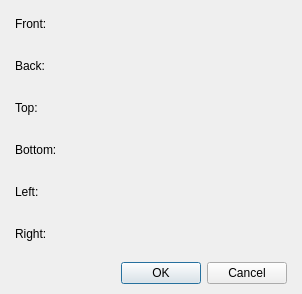
Above: Editor/Dialogs/Systems/dialogsystemskybox.ui from RPG-Paper-Maker/RPG-Paper-Maker before the change. Below: the same form after it.
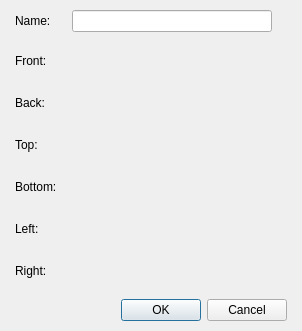
That is the form after the change. Custom widgets are drawn as their Qt base class.

Commit message: [FIX] Impossible to edit skybox name

```diff
--- a/Editor/Dialogs/Systems/dialogsystemskybox.ui
+++ b/Editor/Dialogs/Systems/dialogsystemskybox.ui
@@ -7,7 +7,7 @@
     <x>0</x>
     <y>0</y>
     <width>302</width>
-    <height>256</height>
+    <height>287</height>
    </rect>
   </property>
   <property name="windowTitle">
@@ -33,30 +33,155 @@
      </property>
      <item>
       <layout class="QGridLayout" name="gridLayout">
+       <item row="2" column="1">
+        <widget class="WidgetPicture" name="widgetPictureBack" native="true">
+         <property name="minimumSize">
+          <size>
+           <width>200</width>
+           <height>27</height>
+          </size>
+         </property>
+         <property name="maximumSize">
+          <size>
+           <width>200</width>
+           <height>27</height>
+          </size>
+         </property>
+        </widget>
+       </item>
+       <item row="4" column="1">
+        <widget class="WidgetPicture" name="widgetPictureBottom" native="true">
+         <property name="minimumSize">
+          <size>
+           <width>200</width>
+           <height>27</height>
+          </size>
+         </property>
+         <property name="maximumSize">
+          <size>
+           <width>200</width>
+           <height>27</height>
+          </size>
+         </property>
+        </widget>
+       </item>
        <item row="0" column="0">
+        <widget class="QLabel" name="labelName">
+         <property name="text">
+          <string>Name:</string>
+         </property>
+        </widget>
+       </item>
+       <item row="1" column="1">
+        <widget class="WidgetPicture" name="widgetPictureFront" native="true">
+         <property name="minimumSize">
+          <size>
+           <width>200</width>
+           <height>27</height>
+          </size>
+         </property>
+         <property name="maximumSize">
+          <size>
+           <width>200</width>
+           <height>27</height>
+          </size>
+         </property>
+        </widget>
+       </item>
+       <item row="5" column="1">
+        <widget class="WidgetPicture" name="widgetPictureLeft" native="true">
+         <property name="minimumSize">
+          <size>
+           <width>200</width>
+           <height>27</height>
+          </size>
+         </property>
+         <property name="maximumSize">
+          <size>
+           <width>200</width>
+           <height>27</height>
+          </size>
+         </property>
+        </widget>
+       </item>
+       <item row="6" column="0">
+        <widget class="QLabel" name="labelRight">
+         <property name="text">
+          <string>Right:</string>
+         </property>
+        </widget>
+       </item>
+       <item row="5" column="0">
+        <widget class="QLabel" name="labelLeft">
+         <property name="text">
+          <string>Left:</string>
+         </property>
+        </widget>
+       </item>
+       <item row="6" column="1">
+        <widget class="WidgetPicture" name="widgetPictureRight" native="true">
+         <property name="minimumSize">
+          <size>
+           <width>200</width>
+           <height>27</height>
+          </size>
+         </property>
+         <property name="maximumSize">
+          <size>
+           <width>200</width>
+           <height>27</height>
+          </size>
+         </property>
+        </widget>
+       </item>
+       <item row="1" column="0">
         <widget class="QLabel" name="labelFront">
          <property name="text">
           <string>Front:</string>
          </property>
         </widget>
        </item>
+       <item row="3" column="0">
+        <widget class="QLabel" name="labelTop">
+         <property name="text">
+          <string>Top:</string>
+         </property>
+        </widget>
+       </item>
+       <item row="2" column="0">
+        <widget class="QLabel" name="labelBack">
+         <property name="text">
+          <string>Back:</string>
+         </property>
+        </widget>
+       </item>
+       <item row="4" column="0">
+        <widget class="QLabel" name="labelBottom">
+         <property name="text">
+          <string>Bottom:</string>
+         </property>
+        </widget>
+       </item>
+       <item row="3" column="1">
+        <widget class="WidgetPicture" name="widgetPictureTop" native="true">
+         <property name="minimumSize">
+          <size>
+           <width>200</width>
+           <height>27</height>
+          </size>
+         </property>
+         <property name="maximumSize">
+          <size>
+           <width>200</width>
+           <height>27</height>
+          </size>
+         </property>
+        </widget>
+       </item>
        <item row="0" column="1">
-        <widget class="WidgetPicture" name="widgetPictureFront" native="true">
-         <property name="minimumSize">
-          <size>
-           <width>200</width>
-           <height>27</height>
-          </size>
-         </property>
-         <property name="maximumSize">
-          <size>
-           <width>200</width>
-           <height>27</height>
-          </size>
-         </property>
-        </widget>
+        <widget class="QLineEdit" name="lineEditName"/>
        </item>
-       <item row="0" column="2" rowspan="6">
+       <item row="0" column="2" rowspan="7">
         <spacer name="horizontalSpacer">
          <property name="orientation">
           <enum>Qt::Horizontal</enum>
@@ -69,121 +194,6 @@
          </property>
         </spacer>
        </item>
-       <item row="1" column="0">
-        <widget class="QLabel" name="labelBack">
-         <property name="text">
-          <string>Back:</string>
-         </property>
-        </widget>
-       </item>
-       <item row="1" column="1">
-        <widget class="WidgetPicture" name="widgetPictureBack" native="true">
-         <property name="minimumSize">
-          <size>
-           <width>200</width>
-           <height>27</height>
-          </size>
-         </property>
-         <property name="maximumSize">
-          <size>
-           <width>200</width>
-           <height>27</height>
-          </size>
-         </property>
-        </widget>
-       </item>
-       <item row="2" column="0">
-        <widget class="QLabel" name="labelTop">
-         <property name="text">
-          <string>Top:</string>
-         </property>
-        </widget>
-       </item>
-       <item row="2" column="1">
-        <widget class="WidgetPicture" name="widgetPictureTop" native="true">
-         <property name="minimumSize">
-          <size>
-           <width>200</width>
-           <height>27</height>
-          </size>
-         </property>
-         <property name="maximumSize">
-          <size>
-           <width>200</width>
-           <height>27</height>
-          </size>
-         </property>
-        </widget>
-       </item>
-       <item row="3" column="0">
-        <widget class="QLabel" name="labelBottom">
-         <property name="text">
-          <string>Bottom:</string>
-         </property>
-        </widget>
-       </item>
-       <item row="3" column="1">
-        <widget class="WidgetPicture" name="widgetPictureBottom" native="true">
-         <property name="minimumSize">
-          <size>
-           <width>200</width>
-           <height>27</height>
-          </size>
-         </property>
-         <property name="maximumSize">
-          <size>
-           <width>200</width>
-           <height>27</height>
-          </size>
-         </property>
-        </widget>
-       </item>
-       <item row="4" column="0">
-        <widget class="QLabel" name="labelLeft">
-         <property name="text">
-          <string>Left:</string>
-         </property>
-        </widget>
-       </item>
-       <item row="4" column="1">
-        <widget class="WidgetPicture" name="widgetPictureLeft" native="true">
-         <property name="minimumSize">
-          <size>
-           <width>200</width>
-           <height>27</height>
-          </size>
-         </property>
-         <property name="maximumSize">
-          <size>
-           <width>200</width>
-           <height>27</height>
-          </size>
-         </property>
-        </widget>
-       </item>
-       <item row="5" column="0">
-        <widget class="QLabel" name="labelRight">
-         <property name="text">
-          <string>Right:</string>
-         </property>
-        </widget>
-       </item>
-       <item row="5" column="1">
-        <widget class="WidgetPicture" name="widgetPictureRight" native="true">
-         <property name="minimumSize">
-          <size>
-           <width>200</width>
-           <height>27</height>
-          </size>
-         </property>
-         <property name="maximumSize">
-          <size>
-           <width>200</width>
-           <height>27</height>
-          </size>
-         </property>
-        </widget>
-       </item>
       </layout>
      </item>
      <item>
```
The commit also changes 2 other files.
